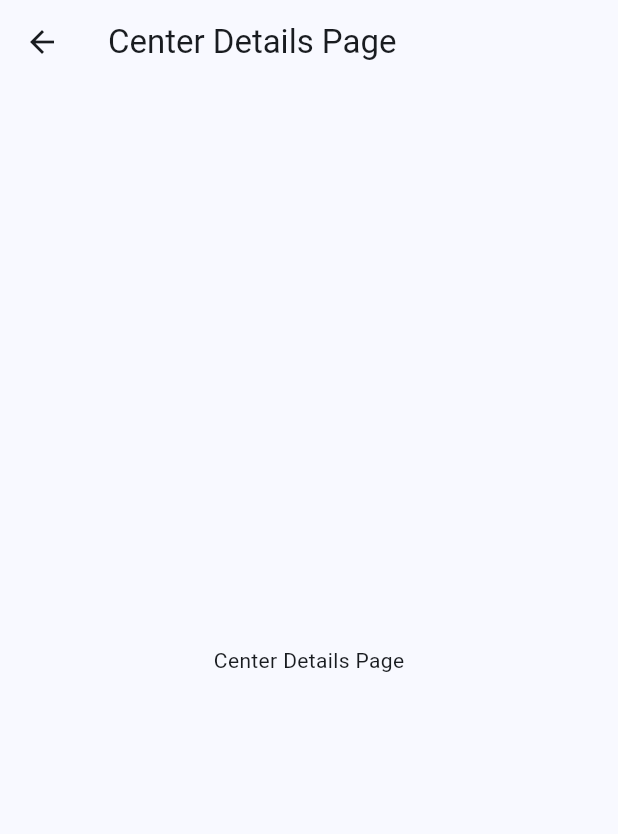
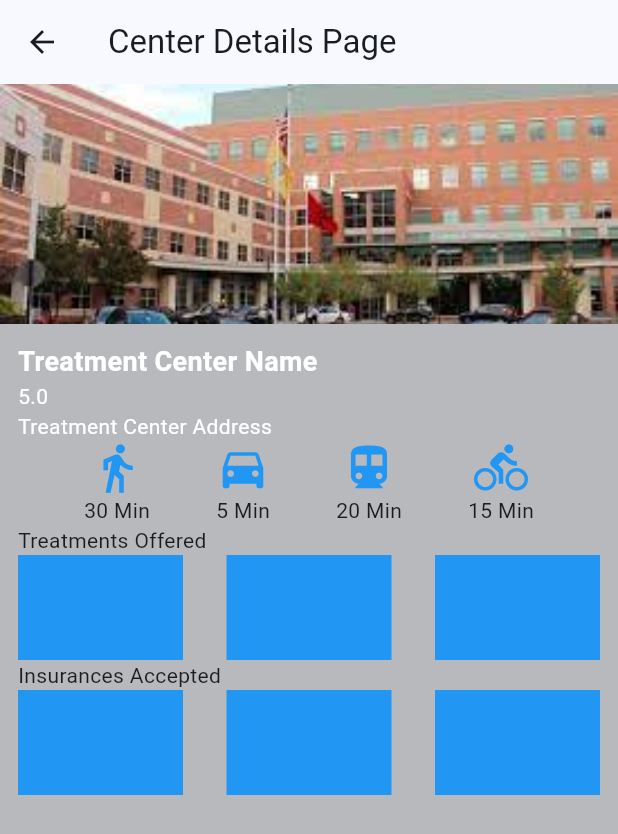
Before and after one commit to LLI1234/scd_tool, a Flutter app: the screen it shows after launch, after a tap on "Treatment Center Name", on a phone screen of 412 x 824 dp. Shown: the top 834 px of the screen. Run offline on Flutter 3.47's test engine with Material 3 defaults, Android fonts, the phone set to English and light mode, and no system bars.

Commit message:
detail page start

```diff
--- a/lib/pages/match_page.dart
+++ b/lib/pages/match_page.dart
@@ -88,7 +88,12 @@ class CenterCard extends StatelessWidget {
       child: Center(
         child: Container(
             decoration: BoxDecoration(
-              color: Colors.black54,
+              image: DecorationImage(
+                image: AssetImage('images/rwj_cancer_institute.jpeg'),
+                fit: BoxFit.cover,
+                colorFilter: ColorFilter.mode(
+                    Colors.black.withOpacity(0.3), BlendMode.darken),
+              ),
               borderRadius: BorderRadius.circular(5.0),
             ),
             width: double.infinity,
@@ -136,7 +141,121 @@ class CenterDetailsPage extends StatelessWidget {
         ),
       ),
       body: Center(
-        child: Text('Center Details Page'),
+        child: Container(
+          width: double.infinity,
+          color: Colors.black26,
+          child: Column(
+            crossAxisAlignment: CrossAxisAlignment.stretch,
+            children: <Widget>[
+              Image.asset('images/rwj_cancer_institute.jpeg',
+                  fit: BoxFit.cover, height: 160.0),
+              Padding(
+                padding: EdgeInsets.all(12.0),
+                child: Column(
+                  mainAxisAlignment: MainAxisAlignment.start,
+                  crossAxisAlignment: CrossAxisAlignment.start,
+                  children: [
+                    Text(
+                      'Treatment Center Name',
+                      style: TextStyle(
+                        color: Colors.white,
+                        fontSize: 18.0,
+                        fontWeight: FontWeight.bold,
+                      ),
+                    ),
+                    Text(
+                      '5.0',
+                      style: TextStyle(
+                        color: Colors.white,
+                      ),
+                    ),
+                    Text(
+                      'Treatment Center Address',
+                      style: TextStyle(
+                        color: Colors.white,
+                      ),
+                    ),
+                    Row(
+                      mainAxisAlignment: MainAxisAlignment.spaceEvenly,
+                      children: [
+                        Column(
+                          children: [
+                            Icon(Icons.directions_walk,
+                                color: Colors.blue, size: 36.0),
+                            Text('30 Min'),
+                          ],
+                        ),
+                        Column(
+                          children: [
+                            Icon(Icons.directions_car,
+                                color: Colors.blue, size: 36.0),
+                            Text('5 Min'),
+                          ],
+                        ),
+                        Column(
+                          children: [
+                            Icon(Icons.directions_transit,
+                                color: Colors.blue, size: 36.0),
+                            Text('20 Min'),
+                          ],
+                        ),
+                        Column(
+                          children: [
+                            Icon(Icons.directions_bike,
+                                color: Colors.blue, size: 36.0),
+                            Text('15 Min'),
+                          ],
+                        ),
+                      ],
+                    ),
+                    Text("Treatments Offered"),
+                    Row(
+                      mainAxisAlignment: MainAxisAlignment.spaceBetween,
+                      children: [
+                        Container(
+                          width: 110.0,
+                          height: 70.0,
+                          color: Colors.blue,
+                        ),
+                        Container(
+                          width: 110.0,
+                          height: 70.0,
+                          color: Colors.blue,
+                        ),
+                        Container(
+                          width: 110.0,
+                          height: 70.0,
+                          color: Colors.blue,
+                        ),
+                      ],
+                    ),
+                    Text("Insurances Accepted"),
+                    Row(
+                      mainAxisAlignment: MainAxisAlignment.spaceBetween,
+                      children: [
+                        Container(
+                          width: 110.0,
+                          height: 70.0,
+                          color: Colors.blue,
+                        ),
+                        Container(
+                          width: 110.0,
+                          height: 70.0,
+                          color: Colors.blue,
+                        ),
+                        Container(
+                          width: 110.0,
+                          height: 70.0,
+                          color: Colors.blue,
+                        ),
+                      ],
+                    ),
+                  ],
+                ),
+              ),
+            ],
+          ),
+        ),
       ),
     );
   }
```
